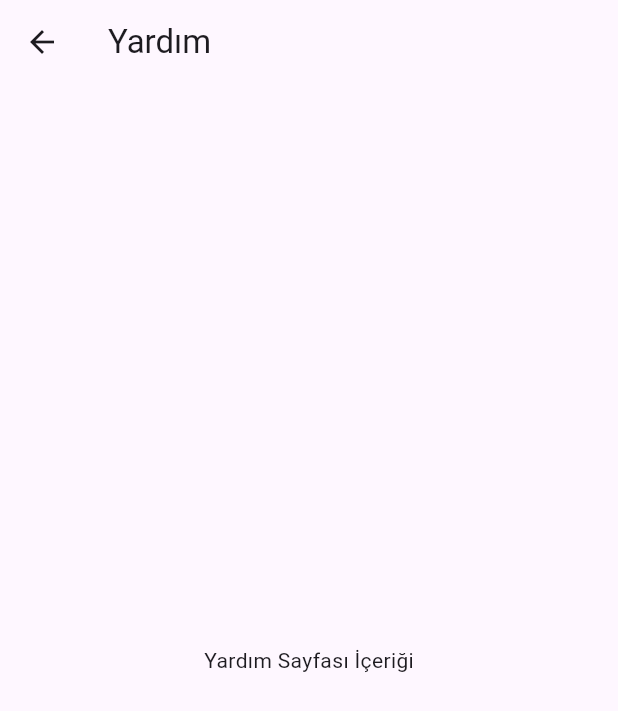
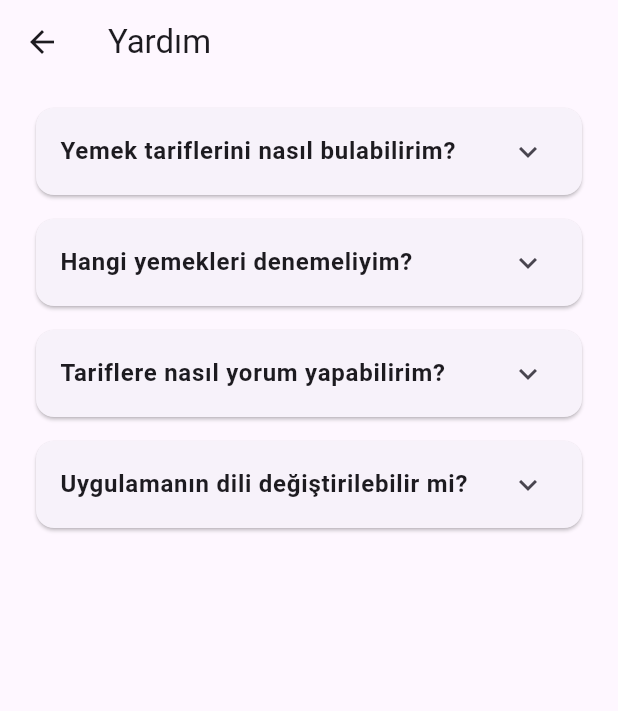
Before and after one commit to EnesSinanoglu/flutter_app, a Flutter app: the YardimScreen screen opened directly, on a phone screen of 412 x 824 dp. Shown: the top 711 px of the screen. Run offline on Flutter 3.47's test engine with Material 3 defaults, Android fonts, the phone set to English and light mode, and no system bars; our stand-ins replace go_router, lottie; missing offline and left inert: dotlottie_loader.

Commit message:
kategoriyardım commit

```diff
--- a/lib/screens/kategoriler_screen.dart
+++ b/lib/screens/kategoriler_screen.dart
@@ -2,6 +2,15 @@ import 'package:flutter/material.dart';
 
 class KategorilerScreen extends StatelessWidget {
   const KategorilerScreen({super.key});
+
+  final List<String> categories = const [
+    "İtalyan Yemekleri",
+    "Meksika Yemekleri",
+    "Japon Yemekleri",
+    "Fransız Yemekleri",
+    "Türk Yemekleri",
+    "Asya Yemekleri",
+  ];
 
   @override
   Widget build(BuildContext context) {
@@ -9,8 +18,22 @@ class KategorilerScreen extends StatelessWidget {
       appBar: AppBar(
         title: const Text('Kategoriler'),
       ),
-      body: const Center(
-        child: Text('Kategoriler Sayfası İçeriği'),
+      body: ListView.builder(
+        itemCount: categories.length,
+        itemBuilder: (context, index) {
+          return Card(
+            margin: const EdgeInsets.symmetric(vertical: 10, horizontal: 15),
+            child: ListTile(
+              title:
+                  Text(categories[index], style: const TextStyle(fontSize: 20)),
+              leading: const Icon(Icons.category),
+              onTap: () {
+                // Kategoriye tıklandığında yapılacak işlemi buraya ekleyebilirsiniz.
+                // Örneğin, kategoriye ait yemekleri listelemek için yeni bir sayfa açabilirsiniz.
+              },
+            ),
+          );
+        },
       ),
     );
   }
--- a/lib/screens/yardım_screen.dart
+++ b/lib/screens/yardım_screen.dart
@@ -2,6 +2,28 @@ import 'package:flutter/material.dart';
 
 class YardimScreen extends StatelessWidget {
   const YardimScreen({super.key});
+
+  final List<Map<String, String>> faq = const [
+    {
+      "question": "Yemek tariflerini nasıl bulabilirim?",
+      "answer":
+          "Ana sayfada bulunan yemekleri görüntüleyebilir veya kategorilerden seçim yapabilirsiniz."
+    },
+    {
+      "question": "Hangi yemekleri denemeliyim?",
+      "answer":
+          "İtalyan, Meksika veya Japon mutfağından farklı yemekler deneyebilirsiniz."
+    },
+    {
+      "question": "Tariflere nasıl yorum yapabilirim?",
+      "answer":
+          "Her yemek tarifinin alt kısmında yorum yapabileceğiniz bir alan bulunmaktadır."
+    },
+    {
+      "question": "Uygulamanın dili değiştirilebilir mi?",
+      "answer": "Evet, ayarlar menüsünden uygulama dilini değiştirebilirsiniz."
+    },
+  ];
 
   @override
   Widget build(BuildContext context) {
@@ -9,8 +31,26 @@ class YardimScreen extends StatelessWidget {
       appBar: AppBar(
         title: const Text('Yardım'),
       ),
-      body: const Center(
-        child: Text('Yardım Sayfası İçeriği'),
+      body: ListView.builder(
+        padding: const EdgeInsets.all(8.0),
+        itemCount: faq.length,
+        itemBuilder: (context, index) {
+          final item = faq[index];
+          return Card(
+            margin: const EdgeInsets.symmetric(vertical: 8, horizontal: 16),
+            child: ExpansionTile(
+              title: Text(item["question"]!,
+                  style: const TextStyle(fontWeight: FontWeight.bold)),
+              children: [
+                Padding(
+                  padding: const EdgeInsets.all(8.0),
+                  child: Text(item["answer"]!,
+                      style: const TextStyle(fontSize: 16)),
+                ),
+              ],
+            ),
+          );
+        },
       ),
     );
   }
```
